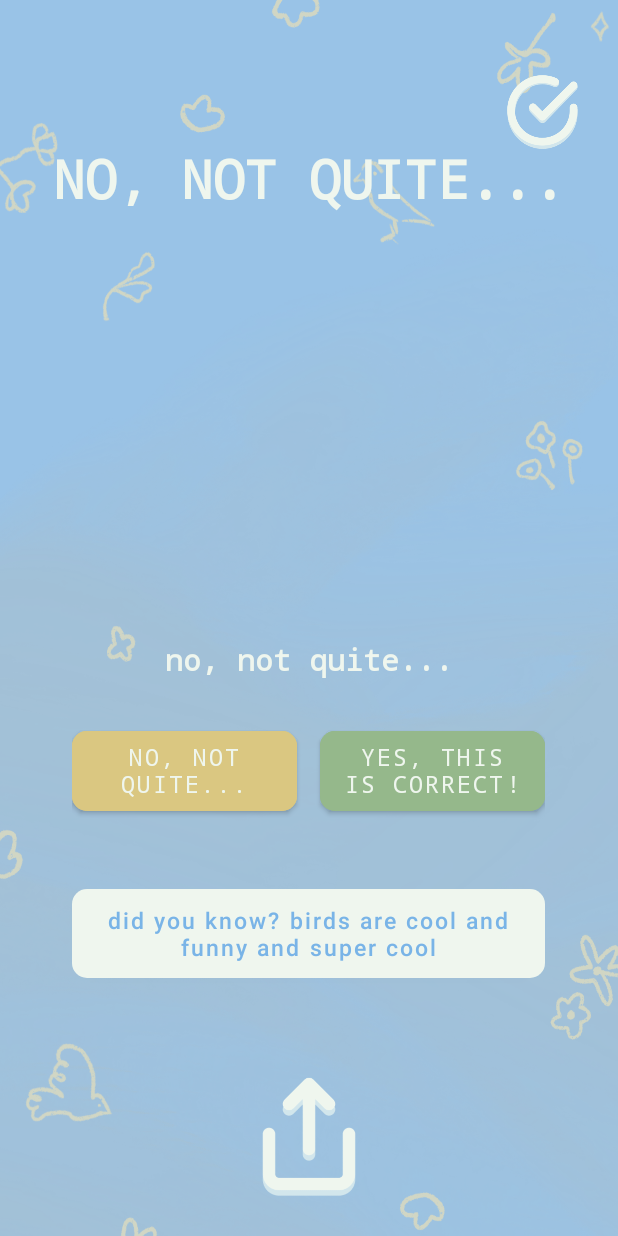
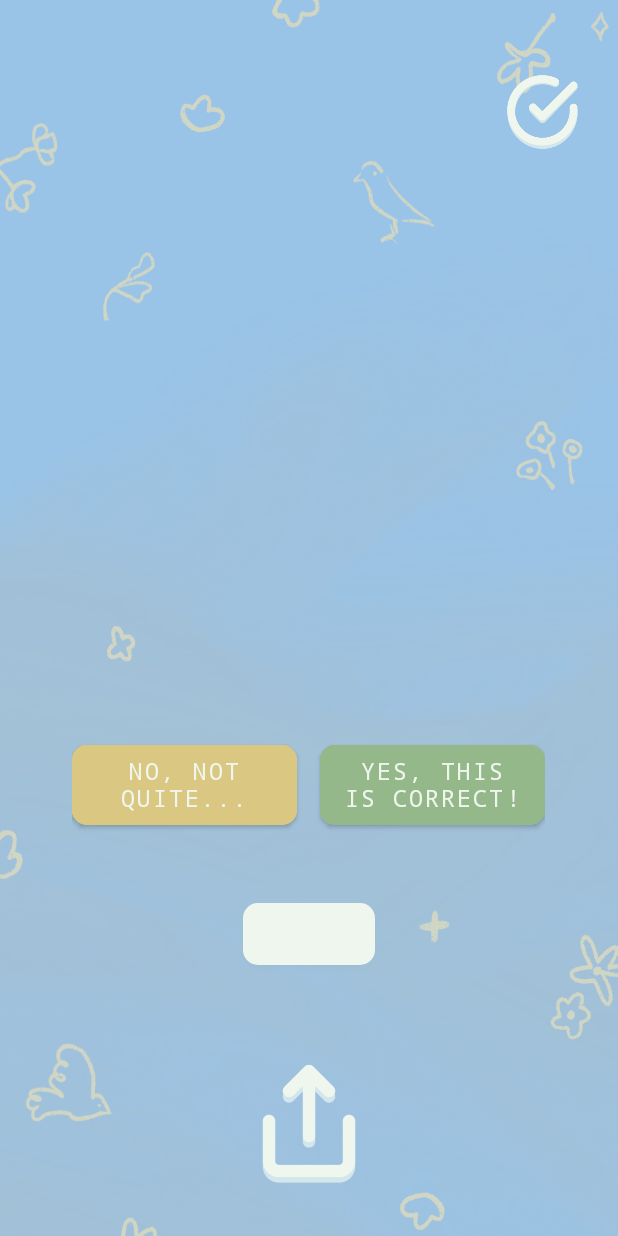
Before and after one commit to Javayria/tweetseek, an Android app: the layout result_page.xml on its own in the app's theme, with its tools: preview values and no code run, on a phone screen of 412 x 824 dp. Run offline under Robolectric (Android 15) with nearby library versions, the phone set to English and light mode, and no system bars.

Commit message:
removed hardcoded text strings for the result page, should be good now

```diff
--- a/frontend/app/src/main/res/layout/result_page.xml
+++ b/frontend/app/src/main/res/layout/result_page.xml
@@ -30,7 +30,6 @@
             android:id="@+id/birdName"
             android:layout_width="wrap_content"
             android:layout_height="wrap_content"
-            android:text="no, not quite..."
             android:textSize="35dp"
             android:layout_marginTop="70dp"
             android:textStyle="bold"
@@ -56,7 +55,6 @@
             android:layout_marginTop="0dp"
             android:layout_marginBottom="20dp"
             android:textSize="20dp"
-            android:text="no, not quite..."
             android:textStyle="bold"
             android:textColor="@color/white"
             android:fontFamily="monospace"
@@ -101,7 +99,6 @@
             android:layout_height="wrap_content"
             android:maxWidth="315dp"
             android:layout_marginTop="40dp"
-            android:text="did you know? birds are cool and funny and super cool"
             android:layout_marginBottom="20dp"
             android:textSize="15dp"
             android:textAllCaps="false"
```
